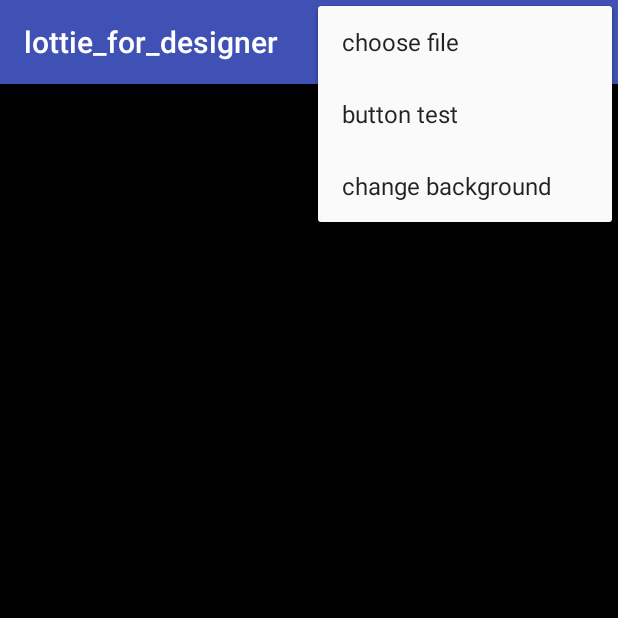
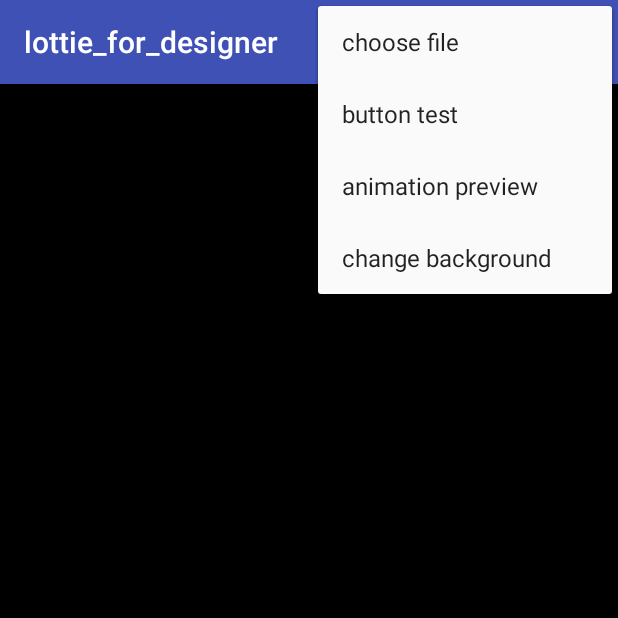
Before and after one commit to jinseongho/lottie_for_designer, an Android app: the screen it shows after launch (MainActivity), with the options menu open, on a phone screen of 412 x 824 dp, the top half of it. Run offline under Robolectric (Android 15) with nearby library versions, the phone set to English and light mode, and no system bars; our stand-ins replace ButterKnife, data binding.

Commit message:
Add animation preview type

```diff
--- a/app/src/main/java/me/ingeni/lottie_for_designer/MainActivity.java
+++ b/app/src/main/java/me/ingeni/lottie_for_designer/MainActivity.java
@@ -75,6 +75,14 @@ public class MainActivity extends AppCompatActivity {
                 onDrawTestButton((int) dpToPx(46), (int) dpToPx(46));
                 return true;
             }
+
+            case R.id.menu_animation_preview: {
+//                mRlRoot2.removeAllViews();
+//                mLlTestButtonControlLayout.setVisibility(View.GONE);
+//                mAnimationView = new LottieAnimationView(this);
+                break;
+            }
+
             case R.id.menu_background: {
                 mRlRoot.setSelected(!mRlRoot.isSelected());
                 mRlRoot.setBackground(ContextCompat.getDrawable(this, mRlRoot.isSelected() ? android.R.color.white : android.R.color.black));
--- a/app/src/main/res/menu/menu.xml
+++ b/app/src/main/res/menu/menu.xml
@@ -9,8 +9,13 @@
         android:id="@+id/menu_button_test"
         android:title="@string/menu_02"
         app:showAsAction="never" />
+
+    <item
+        android:id="@+id/menu_animation_preview"
+        android:title="@string/menu_03"
+        app:showAsAction="never" />
     <item
         android:id="@+id/menu_background"
-        android:title="@string/menu_03"
+        android:title="@string/menu_04"
         app:showAsAction="never" />
 </menu>
--- a/app/src/main/res/values/strings.xml
+++ b/app/src/main/res/values/strings.xml
@@ -6,5 +6,6 @@
 
     <string name="menu_01">choose file</string>
     <string name="menu_02">button test</string>
-    <string name="menu_03">change background</string>
+    <string name="menu_03">animation preview</string>
+    <string name="menu_04">change background</string>
 </resources>
```
